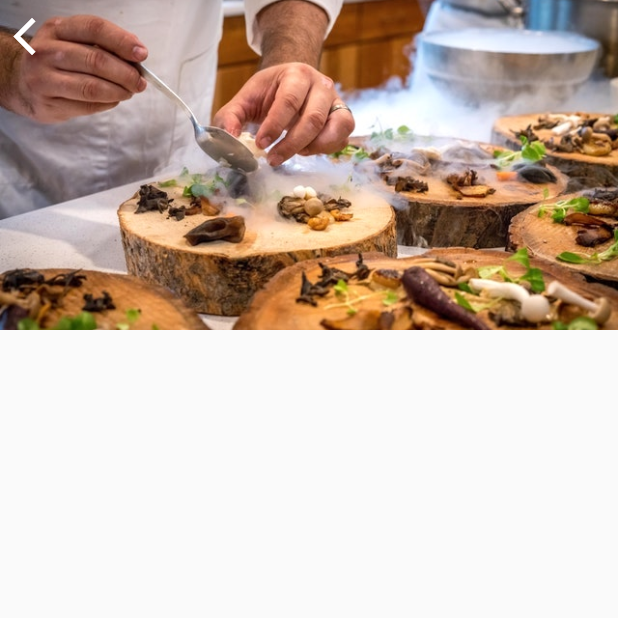
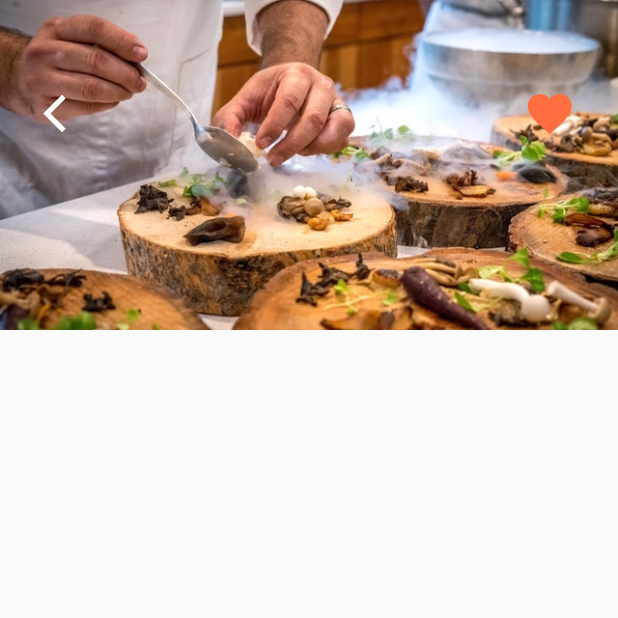
Before and after one commit to Code4Blessings/flutter_food_delivery, a Flutter app: the screen it shows after launch, after a tap on "Restaurant 0", on a phone screen of 412 x 824 dp, the top half of it. Run offline on Flutter 3.47's test engine with Material 2 defaults, Android fonts, the phone set to English and light mode, and no system bars.

Commit message:
Added back & favorite buttons to restaurant screen

```diff
--- a/flutter_food_delivery_ui/lib/screens/restaurant_screen.dart
+++ b/flutter_food_delivery_ui/lib/screens/restaurant_screen.dart
@@ -18,21 +18,34 @@ class _RestaurantScreenState extends State<RestaurantScreen> {
         children: <Widget>[
           Stack(
             children: <Widget>[
-              Image(
+              Hero(
+                tag: widget.restaurant.imageUrl,
+                child: Image(
                   height: 220.0,
                   width: MediaQuery.of(context).size.width,
                   image: AssetImage(widget.restaurant.imageUrl),
                   fit: BoxFit.cover,
                 ),
-              Row(
+              ),
+              Padding(
+                padding: EdgeInsets.symmetric(horizontal: 20.0, vertical: 50.0),
+                child: Row(
+                  mainAxisAlignment: MainAxisAlignment.spaceBetween,
                   children: <Widget>[
                     IconButton(
                       icon: Icon(Icons.arrow_back_ios),
                       color: Colors.white,
                       iconSize: 30.0,
                       onPressed: () => Navigator.pop(context)
+                    ),
+                    IconButton(
+                      icon: Icon(Icons.favorite),
+                      color: Theme.of(context).primaryColor,
+                      iconSize: 35.0,
+                      onPressed: () => Navigator.pop(context)
                     )
                   ],
+                ),
               )
             ],
           )
```
Lines whose indentation alone changed are shown as unchanged.
